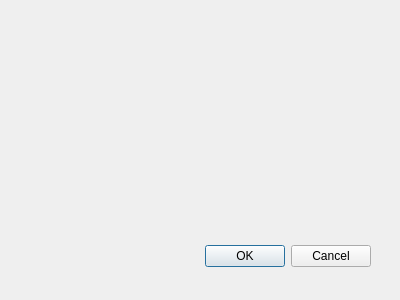
Above: src/gui/qt/logfiledialog.ui from pokerth/pokerth before the change. Below: the same form after it.
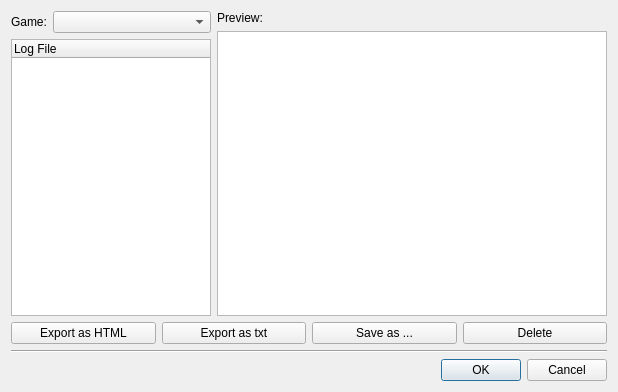
That is the form after the change. Icons and pictures are not drawn.

Commit message: log file handling as standalone dialog finished

Patch:
```diff
--- a/src/gui/qt/logfiledialog.ui
+++ b/src/gui/qt/logfiledialog.ui
@@ -8,29 +8,168 @@
    <rect>
     <x>0</x>
     <y>0</y>
-    <width>400</width>
-    <height>300</height>
+    <width>618</width>
+    <height>392</height>
    </rect>
   </property>
   <property name="windowTitle">
    <string>Dialog</string>
   </property>
-  <widget class="QDialogButtonBox" name="buttonBox">
-   <property name="geometry">
-    <rect>
-     <x>30</x>
-     <y>240</y>
-     <width>341</width>
-     <height>32</height>
-    </rect>
-   </property>
-   <property name="orientation">
-    <enum>Qt::Horizontal</enum>
-   </property>
-   <property name="standardButtons">
-    <set>QDialogButtonBox::Cancel|QDialogButtonBox::Ok</set>
-   </property>
-  </widget>
+  <layout class="QGridLayout" name="gridLayout">
+   <item row="0" column="0">
+    <layout class="QVBoxLayout" name="verticalLayout">
+     <item>
+      <layout class="QHBoxLayout" name="horizontalLayout">
+       <item>
+        <widget class="QLabel" name="label">
+         <property name="sizePolicy">
+          <sizepolicy hsizetype="Fixed" vsizetype="Preferred">
+           <horstretch>0</horstretch>
+           <verstretch>0</verstretch>
+          </sizepolicy>
+         </property>
+         <property name="text">
+          <string>Game:</string>
+         </property>
+        </widget>
+       </item>
+       <item>
+        <widget class="QComboBox" name="comboBox">
+         <property name="sizePolicy">
+          <sizepolicy hsizetype="Preferred" vsizetype="Fixed">
+           <horstretch>0</horstretch>
+           <verstretch>0</verstretch>
+          </sizepolicy>
+         </property>
+        </widget>
+       </item>
+      </layout>
+     </item>
+     <item>
+      <widget class="QTreeWidget" name="treeWidget_logFiles">
+       <property name="sizePolicy">
+        <sizepolicy hsizetype="Minimum" vsizetype="MinimumExpanding">
+         <horstretch>0</horstretch>
+         <verstretch>0</verstretch>
+        </sizepolicy>
+       </property>
+       <property name="maximumSize">
+        <size>
+         <width>200</width>
+         <height>16777215</height>
+        </size>
+       </property>
+       <property name="alternatingRowColors">
+        <bool>true</bool>
+       </property>
+       <property name="selectionMode">
+        <enum>QAbstractItemView::ExtendedSelection</enum>
+       </property>
+       <property name="indentation">
+        <number>5</number>
+       </property>
+       <property name="rootIsDecorated">
+        <bool>false</bool>
+       </property>
+       <property name="allColumnsShowFocus">
+        <bool>true</bool>
+       </property>
+       <column>
+        <property name="text">
+         <string>Log File</string>
+        </property>
+       </column>
+      </widget>
+     </item>
+    </layout>
+   </item>
+   <item row="0" column="1">
+    <layout class="QVBoxLayout" name="verticalLayout_4">
+     <item>
+      <widget class="QLabel" name="label_37">
+       <property name="text">
+        <string>Preview:</string>
+       </property>
+      </widget>
+     </item>
+     <item>
+      <widget class="QTextBrowser" name="textBrowser_logPreview">
+       <property name="sizePolicy">
+        <sizepolicy hsizetype="MinimumExpanding" vsizetype="MinimumExpanding">
+         <horstretch>0</horstretch>
+         <verstretch>0</verstretch>
+        </sizepolicy>
+       </property>
+      </widget>
+     </item>
+    </layout>
+   </item>
+   <item row="1" column="0" colspan="2">
+    <layout class="QHBoxLayout" name="horizontalLayout_9">
+     <item>
+      <widget class="QPushButton" name="pushButton_exportLogHtml">
+       <property name="text">
+        <string>Export as HTML</string>
+       </property>
+       <property name="icon">
+        <iconset resource="resources/pokerth.qrc">
+         <normaloff>:/gfx/text-html.png</normaloff>:/gfx/text-html.png</iconset>
+       </property>
+      </widget>
+     </item>
+     <item>
+      <widget class="QPushButton" name="pushButton_exportLogTxt">
+       <property name="text">
+        <string>Export as txt</string>
+       </property>
+       <property name="icon">
+        <iconset resource="resources/pokerth.qrc">
+         <normaloff>:/gfx/text-plain.png</normaloff>:/gfx/text-plain.png</iconset>
+       </property>
+      </widget>
+     </item>
+     <item>
+      <widget class="QPushButton" name="pushButton_saveLogAs">
+       <property name="text">
+        <string>Save as ...</string>
+       </property>
+       <property name="icon">
+        <iconset resource="resources/pokerth.qrc">
+         <normaloff>:/gfx/filesave.png</normaloff>:/gfx/filesave.png</iconset>
+       </property>
+      </widget>
+     </item>
+     <item>
+      <widget class="QPushButton" name="pushButton_deleteLog">
+       <property name="text">
+        <string>Delete</string>
+       </property>
+       <property name="icon">
+        <iconset resource="resources/pokerth.qrc">
+         <normaloff>:/gfx/editdelete.png</normaloff>:/gfx/editdelete.png</iconset>
+       </property>
+      </widget>
+     </item>
+    </layout>
+   </item>
+   <item row="2" column="0" colspan="2">
+    <widget class="Line" name="line">
+     <property name="orientation">
+      <enum>Qt::Horizontal</enum>
+     </property>
+    </widget>
+   </item>
+   <item row="3" column="0" colspan="2">
+    <widget class="QDialogButtonBox" name="buttonBox">
+     <property name="orientation">
+      <enum>Qt::Horizontal</enum>
+     </property>
+     <property name="standardButtons">
+      <set>QDialogButtonBox::Cancel|QDialogButtonBox::Ok</set>
+     </property>
+    </widget>
+   </item>
+  </layout>
  </widget>
  <pixmapfunction/>
  <resources/>
```
Left out of the diff: 9 changed lines with no effect on the pictures. The commit also changes 8 other files.
